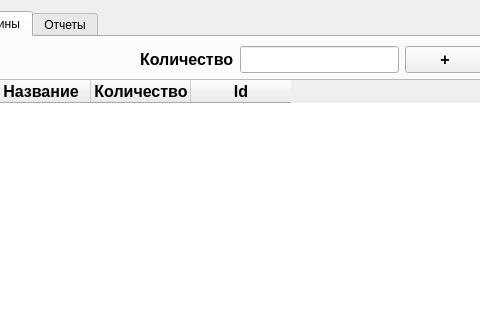
The window that UI/UIForms/mainForm.ui (FelixMailwriter/VendService) describes before a commit, drawn with Qt 5; both pictures show x 132 to 612 and y 0 to 320 of the 883 by 674 pixel window.
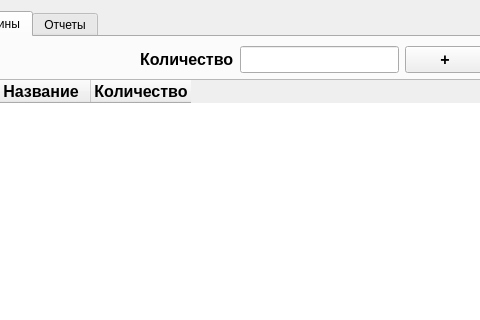
The same window after the commit.

```diff
--- a/UI/UIForms/mainForm.ui
+++ b/UI/UIForms/mainForm.ui
@@ -399,18 +399,6 @@
                    </font>
                   </property>
                  </column>
-                 <column>
-                  <property name="text">
-                   <string>Id</string>
-                  </property>
-                  <property name="font">
-                   <font>
-                    <pointsize>12</pointsize>
-                    <weight>75</weight>
-                    <bold>true</bold>
-                   </font>
-                  </property>
-                 </column>
                 </widget>
                </item>
                <item>
```
